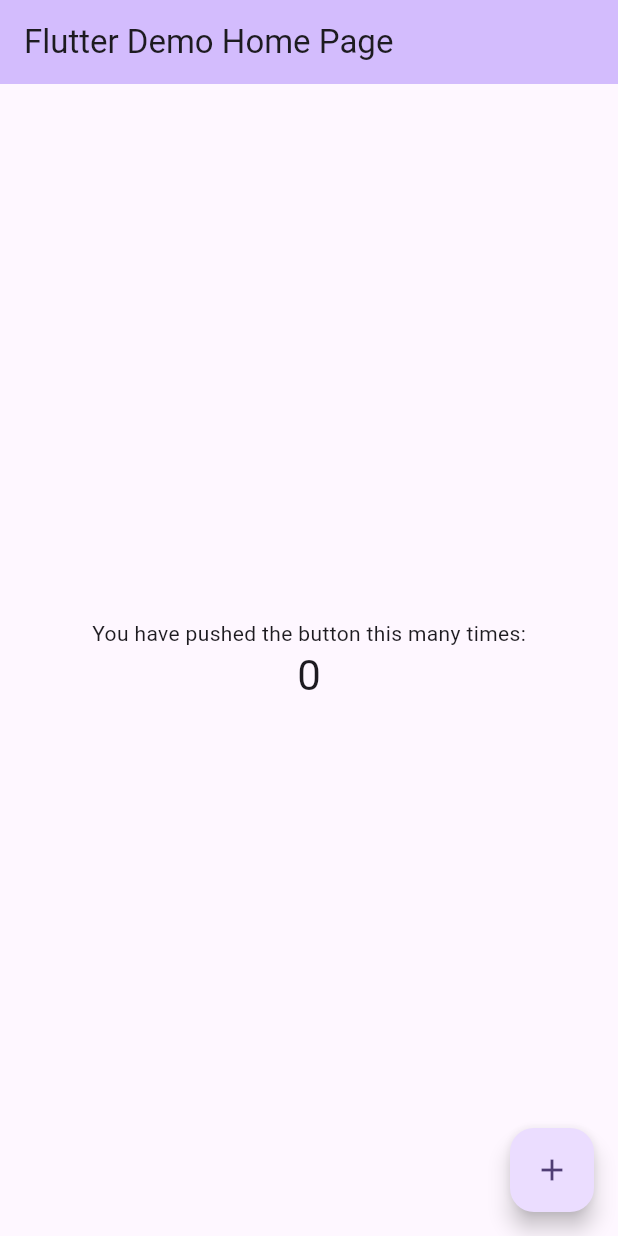
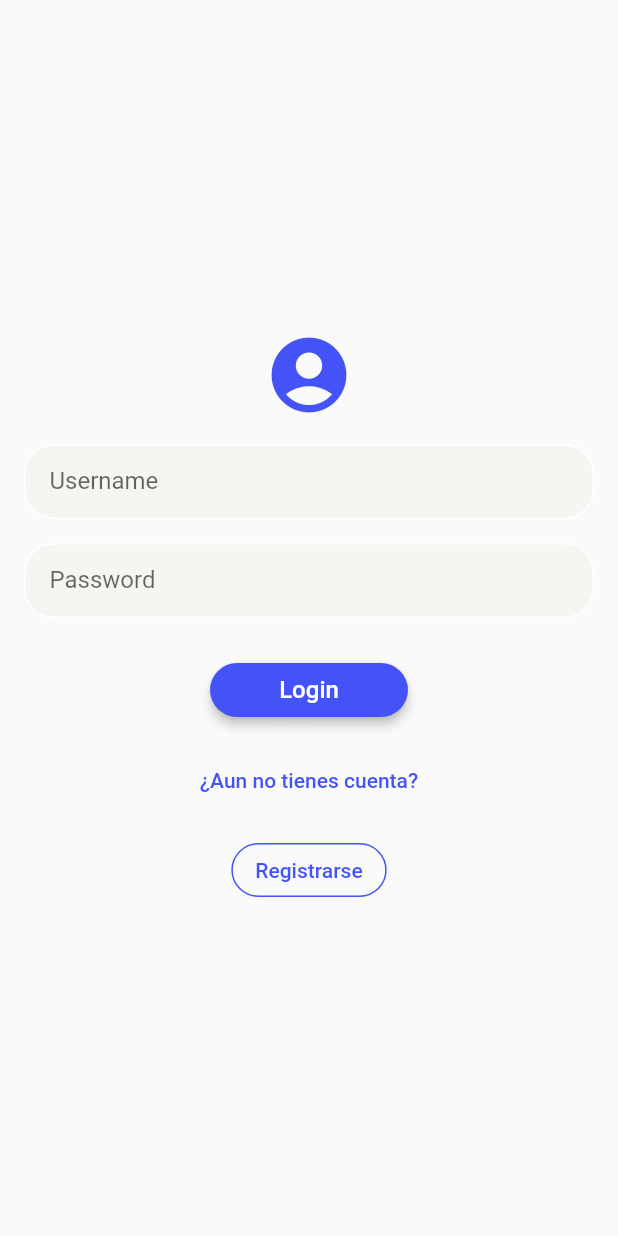
Before and after one commit to Alegxmx/diseno-front, a Flutter app: the screen it shows after launch, on a phone screen of 412 x 824 dp. Run offline on Flutter 3.47's test engine with Material 2 defaults, Android fonts, the phone set to English and light mode, and no system bars.

Commit message:
creando interfaz

```diff
--- a/diseno/lib/main.dart
+++ b/diseno/lib/main.dart
@@ -1,125 +1,158 @@
 import 'package:flutter/material.dart';
 
 void main() {
-  runApp(const MyApp());
+  runApp(MyApp());
 }
 
 class MyApp extends StatelessWidget {
-  const MyApp({super.key});
-
-  // This widget is the root of your application.
   @override
   Widget build(BuildContext context) {
     return MaterialApp(
-      title: 'Flutter Demo',
+      title: 'Login Demo',
       theme: ThemeData(
-        // This is the theme of your application.
-        //
-        // TRY THIS: Try running your application with "flutter run". You'll see
-        // the application has a blue toolbar. Then, without quitting the app,
-        // try changing the seedColor in the colorScheme below to Colors.green
-        // and then invoke "hot reload" (save your changes or press the "hot
-        // reload" button in a Flutter-supported IDE, or press "r" if you used
-        // the command line to start the app).
-        //
-        // Notice that the counter didn't reset back to zero; the application
-        // state is not lost during the reload. To reset the state, use hot
-        // restart instead.
-        //
-        // This works for code too, not just values: Most code changes can be
-        // tested with just a hot reload.
-        colorScheme: ColorScheme.fromSeed(seedColor: Colors.deepPurple),
-        useMaterial3: true,
+        primarySwatch: Colors.blue,
+        visualDensity: VisualDensity.adaptivePlatformDensity,
       ),
-      home: const MyHomePage(title: 'Flutter Demo Home Page'),
+      debugShowCheckedModeBanner: false,
+      home: LoginPage(),
     );
   }
 }
 
-class MyHomePage extends StatefulWidget {
-  const MyHomePage({super.key, required this.title});
-
-  // This widget is the home page of your application. It is stateful, meaning
-  // that it has a State object (defined below) that contains fields that affect
-  // how it looks.
-
-  // This class is the configuration for the state. It holds the values (in this
-  // case the title) provided by the parent (in this case the App widget) and
-  // used by the build method of the State. Fields in a Widget subclass are
-  // always marked "final".
-
-  final String title;
-
+class LoginPage extends StatefulWidget {
   @override
-  State<MyHomePage> createState() => _MyHomePageState();
+  _LoginPageState createState() => _LoginPageState();
 }
 
-class _MyHomePageState extends State<MyHomePage> {
-  int _counter = 0;
-
-  void _incrementCounter() {
-    setState(() {
-      // This call to setState tells the Flutter framework that something has
-      // changed in this State, which causes it to rerun the build method below
-      // so that the display can reflect the updated values. If we changed
-      // _counter without calling setState(), then the build method would not be
-      // called again, and so nothing would appear to happen.
-      _counter++;
-    });
-  }
+class _LoginPageState extends State<LoginPage> {
+  TextEditingController _usernameController = TextEditingController();
+  TextEditingController _passwordController = TextEditingController();
 
   @override
   Widget build(BuildContext context) {
-    // This method is rerun every time setState is called, for instance as done
-    // by the _incrementCounter method above.
-    //
-    // The Flutter framework has been optimized to make rerunning build methods
-    // fast, so that you can just rebuild anything that needs updating rather
-    // than having to individually change instances of widgets.
     return Scaffold(
-      appBar: AppBar(
-        // TRY THIS: Try changing the color here to a specific color (to
-        // Colors.amber, perhaps?) and trigger a hot reload to see the AppBar
-        // change color while the other colors stay the same.
-        backgroundColor: Theme.of(context).colorScheme.inversePrimary,
-        // Here we take the value from the MyHomePage object that was created by
-        // the App.build method, and use it to set our appbar title.
-        title: Text(widget.title),
-      ),
-      body: Center(
-        // Center is a layout widget. It takes a single child and positions it
-        // in the middle of the parent.
+      body: Padding(
+        padding: const EdgeInsets.all(16.0),
         child: Column(
-          // Column is also a layout widget. It takes a list of children and
-          // arranges them vertically. By default, it sizes itself to fit its
-          // children horizontally, and tries to be as tall as its parent.
-          //
-          // Column has various properties to control how it sizes itself and
-          // how it positions its children. Here we use mainAxisAlignment to
-          // center the children vertically; the main axis here is the vertical
-          // axis because Columns are vertical (the cross axis would be
-          // horizontal).
-          //
-          // TRY THIS: Invoke "debug painting" (choose the "Toggle Debug Paint"
-          // action in the IDE, or press "p" in the console), to see the
-          // wireframe for each widget.
           mainAxisAlignment: MainAxisAlignment.center,
-          children: <Widget>[
-            const Text(
-              'You have pushed the button this many times:',
-            ),
-            Text(
-              '$_counter',
-              style: Theme.of(context).textTheme.headlineMedium,
+          children: [
+            Container(
+              child: Column(
+                children: [
+                  Icon(
+                    Icons.account_circle,
+                    size: 60.0,
+                    color: Color(0xFF4353F7),
+                  ),
+                  SizedBox(height: 16.0),
+                  Container(
+                    decoration: BoxDecoration(
+                      color: Color.fromARGB(255, 247, 245, 241),
+                      border: Border.all(
+                        color: Colors.white,
+                        width: 1.0,
+                      ),
+                      borderRadius: BorderRadius.circular(20.0),
+                    ),
+                    child: Padding(
+                      padding: const EdgeInsets.symmetric(horizontal: 16.0),
+                      child: TextField(
+                        controller: _usernameController,
+                        decoration: InputDecoration(
+                          labelText: 'Username',
+                          border: InputBorder.none,
+                          filled: false,
+                          contentPadding: EdgeInsets.only(right: 8.0),
+                        ),
+                      ),
+                    ),
+                  ),
+                  SizedBox(height: 16.0),
+                  Container(
+                    decoration: BoxDecoration(
+                      color: Color.fromARGB(255, 247, 245, 241),
+                      border: Border.all(
+                        color: Colors.white,
+                        width: 1.0,
+                      ),
+                      borderRadius: BorderRadius.circular(20.0),
+                    ),
+                    child: Padding(
+                      padding: const EdgeInsets.symmetric(horizontal: 16.0),
+                      child: TextField(
+                        controller: _passwordController,
+                        decoration: InputDecoration(
+                          labelText: 'Password',
+                          border: InputBorder.none,
+                          filled: false,
+                          contentPadding: EdgeInsets.only(right: 8.0),
+                        ),
+                        obscureText: true,
+                      ),
+                    ),
+                  ),
+                  SizedBox(height: 24.0),
+                  ElevatedButton(
+                    onPressed: () {
+                      print('Username: ${_usernameController.text}');
+                      print('Password: ${_passwordController.text}');
+                    },
+                    style: ElevatedButton.styleFrom(
+                      primary: Color(0xFF4353F7),
+                      onPrimary: Colors.white,
+                      elevation: 3,
+                      shape: RoundedRectangleBorder(
+                        borderRadius: BorderRadius.circular(20.0),
+                      ),
+                    ),
+                    child: Ink(
+                      child: Container(
+                        constraints:
+                            BoxConstraints(maxWidth: 100.0, minHeight: 35.0),
+                        alignment: Alignment.center,
+                        child: Text(
+                          'Login',
+                          style: TextStyle(fontSize: 16, color: Colors.white),
+                        ),
+                      ),
+                    ),
+                  ),
+                  SizedBox(height: 12.0),
+                  TextButton(
+                    onPressed: () {
+                      print('¿Aun no tienes cuenta?');
+                    },
+                    style: TextButton.styleFrom(
+                      primary: Color(0xFF4353F7),
+                    ),
+                    child: Text(
+                      '¿Aun no tienes cuenta?',
+                      style: TextStyle(color: Color(0xFF4353F7)),
+                    ),
+                  ),
+                  SizedBox(height: 12.0),
+                  OutlinedButton(
+                    onPressed: () {
+                      print('Registrarse');
+                    },
+                    style: OutlinedButton.styleFrom(
+                      primary: Color(0xFF4353F7),
+                      side: BorderSide(color: Color(0xFF4353F7), width: 1.0),
+                      shape: RoundedRectangleBorder(
+                        borderRadius: BorderRadius.circular(20.0),
+                      ),
+                    ),
+                    child: Text(
+                      'Registrarse',
+                      style: TextStyle(color: Color(0xFF4353F7)),
+                    ),
+                  ),
+                ],
+              ),
             ),
           ],
         ),
       ),
-      floatingActionButton: FloatingActionButton(
-        onPressed: _incrementCounter,
-        tooltip: 'Increment',
-        child: const Icon(Icons.add),
-      ), // This trailing comma makes auto-formatting nicer for build methods.
     );
   }
 }
```
